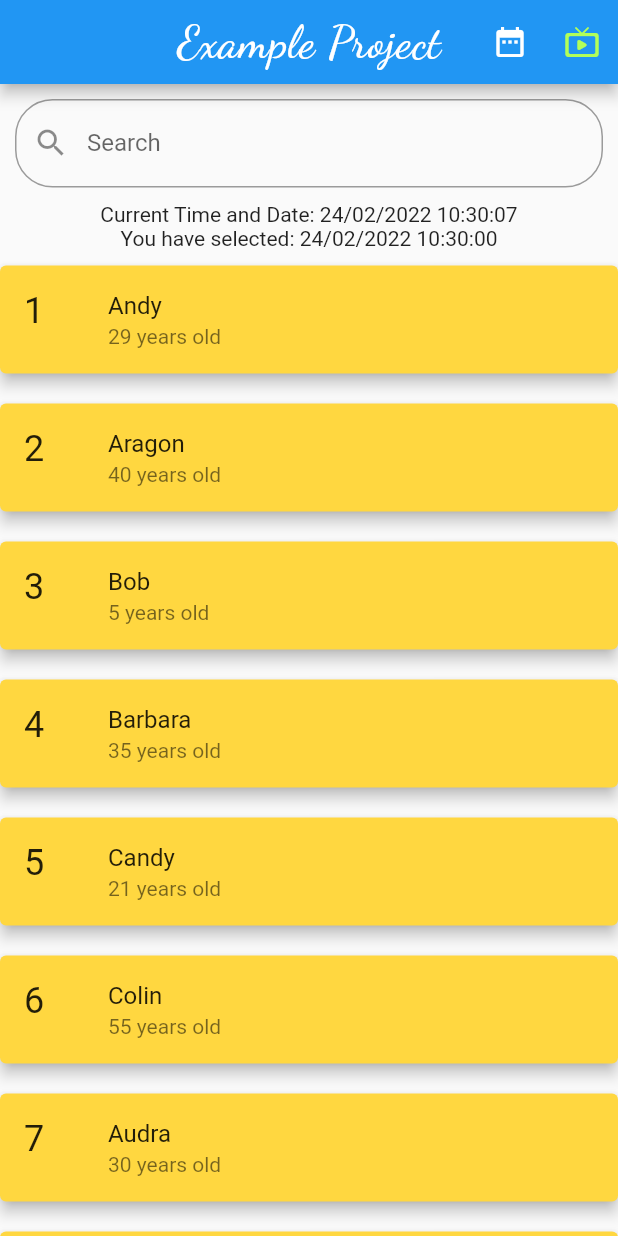
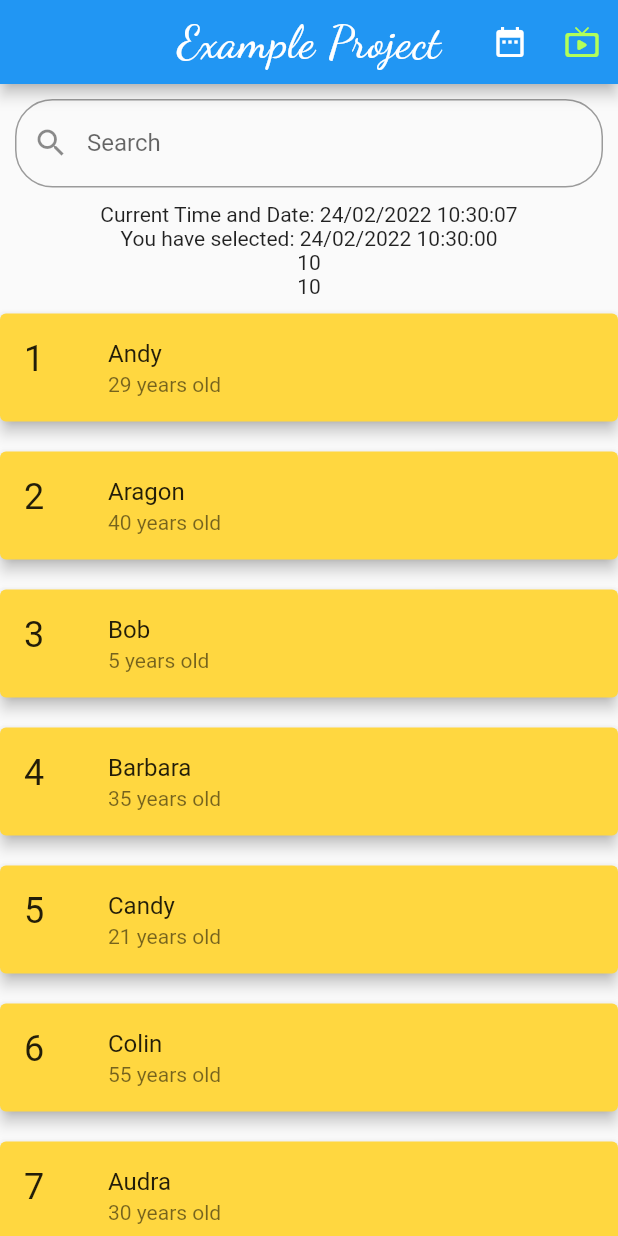
Before and after one commit to Hadjimamas/Testing_Project, a Flutter app: the screen it shows after launch, on a phone screen of 412 x 824 dp. Run offline on Flutter 3.47's test engine with Material 2 defaults, Android fonts, the phone set to English and light mode, and no system bars; our stand-ins replace google_fonts.

Commit message:
Practice Project

```diff
--- a/lib/main.dart
+++ b/lib/main.dart
@@ -104,6 +104,7 @@ class _MyHomePage extends State<MyHomePage> {
     _timeString = _formatDateTime(DateTime.now());
     Timer.periodic(
         const Duration(seconds: 1), (Timer t) => _getTime(DateTime.now()));
+
     super.initState();
   }
 
@@ -188,6 +189,10 @@ class _MyHomePage extends State<MyHomePage> {
         ),
         Text("Current Time and Date: $_timeString"),
         Text("You have selected: $dateNow"),
+        //print(_foundUsers.length);
+        Text(_allUsers.length.toString()),
+        Text(_foundUsers.length.toString()),
+
         Expanded(
           child: _foundUsers.isNotEmpty
               ? ListView.builder(
```
